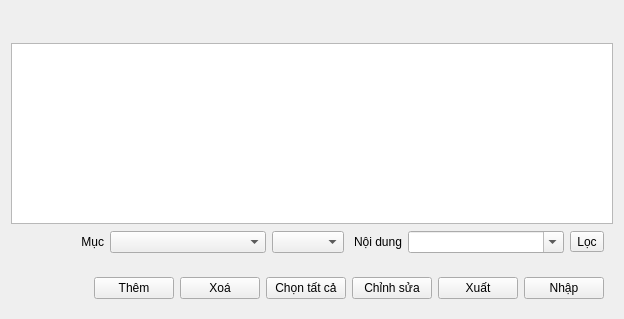
Qt form app/view/widget/uitableview.ui (emtrai/hrm_monastery) before a commit.
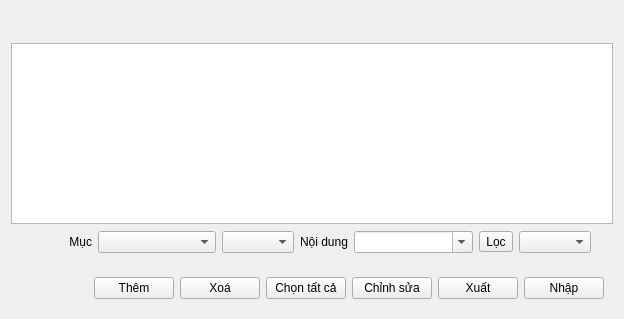
The same form after that commit. Icons and pictures are not drawn.

Commit message: Add order. Add define auto backup time macro in pro file. Disable cache (due to it cause list is not in order).  Fix filter issue

Diff of the .ui file:
```diff
--- a/app/view/widget/uitableview.ui
+++ b/app/view/widget/uitableview.ui
@@ -50,7 +50,7 @@
    </item>
    <item>
     <widget class="QWidget" name="wgFilter" native="true">
-     <layout class="QHBoxLayout" name="layoutFilter" stretch="0,1,3,0,1,3,0">
+     <layout class="QHBoxLayout" name="layoutFilter" stretch="0,1,3,0,1,3,0,0,0">
       <property name="leftMargin">
        <number>1</number>
       </property>
@@ -121,6 +121,16 @@
         </property>
        </widget>
       </item>
+      <item>
+       <widget class="QComboBox" name="cbPage"/>
+      </item>
+      <item>
+       <widget class="QLabel" name="lblPage">
+        <property name="text">
+         <string/>
+        </property>
+       </widget>
+      </item>
      </layout>
     </widget>
    </item>
```
The commit also changes 62 other files.
